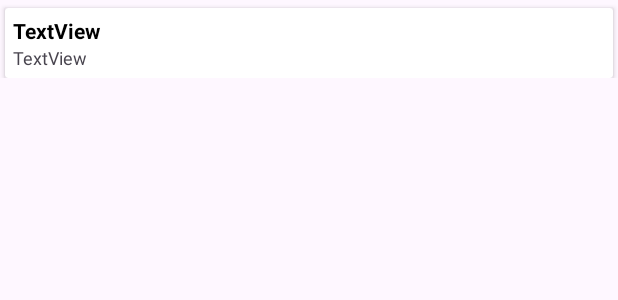
After one commit to vokrob/Bluetooth_Terminal, an Android app: the layout list_item.xml on its own in the app's theme, with its tools: preview values and no code run, on a phone screen of 412 x 824 dp. The commit adds this screen. Shown: the top 300 px of the screen. Run offline under Robolectric (Android 15) with nearby library versions, the phone set to English and light mode, and no system bars.

Commit message:
RecyclerView Adapter and display the device list on the screen

```diff
--- a/app/build.gradle.kts
+++ b/app/build.gradle.kts
@@ -33,6 +33,9 @@ android {
     kotlinOptions {
         jvmTarget = "1.8"
     }
+    buildFeatures {
+        viewBinding = true
+    }
 }
 
 dependencies {
--- /dev/null
+++ b/app/src/main/java/com/vokrob/bluetooth_terminal/ListItem.kt
@@ -0,0 +1,6 @@
+package com.vokrob.bluetooth_terminal
+
+data class ListItem(
+    var name: String,
+    var mac: String
+)
--- /dev/null
+++ b/app/src/main/res/layout/list_item.xml
@@ -0,0 +1,40 @@
+<?xml version="1.0" encoding="utf-8"?>
+<androidx.constraintlayout.widget.ConstraintLayout xmlns:android="http://schemas.android.com/apk/res/android"
+    xmlns:app="http://schemas.android.com/apk/res-auto"
+    android:layout_width="match_parent"
+    android:layout_height="wrap_content">
+
+    <androidx.cardview.widget.CardView
+        android:layout_width="0dp"
+        android:layout_height="wrap_content"
+        android:layout_marginStart="3dp"
+        android:layout_marginTop="5dp"
+        android:layout_marginEnd="3dp"
+        app:layout_constraintBottom_toBottomOf="parent"
+        app:layout_constraintEnd_toEndOf="parent"
+        app:layout_constraintStart_toStartOf="parent"
+        app:layout_constraintTop_toTopOf="parent">
+
+        <LinearLayout
+            android:layout_width="match_parent"
+            android:layout_height="match_parent"
+            android:orientation="vertical"
+            android:padding="5dp">
+
+            <TextView
+                android:id="@+id/tvName"
+                android:layout_width="match_parent"
+                android:layout_height="wrap_content"
+                android:text="TextView"
+                android:textColor="@color/black"
+                android:textStyle="bold" />
+
+            <TextView
+                android:id="@+id/tvMac"
+                android:layout_width="match_parent"
+                android:layout_height="wrap_content"
+                android:text="TextView"
+                android:textSize="12sp" />
+        </LinearLayout>
+    </androidx.cardview.widget.CardView>
+</androidx.constraintlayout.widget.ConstraintLayout>
--- a/app/src/main/res/values/colors.xml
+++ b/app/src/main/res/values/colors.xml
@@ -2,4 +2,5 @@
 <resources>
     <color name="black">#FF000000</color>
     <color name="white">#FFFFFFFF</color>
+    <color name="grey">#D4D4D4</color>
 </resources>
```
Also changed, not shown: app/src/main/java/com/vokrob/bluetooth_terminal/MainActivity.kt (+13 -3 lines), app/src/main/java/com/vokrob/bluetooth_terminal/RcAdapter.kt (added, +47 -0 lines), app/src/main/res/layout/activity_main.xml (+5 -5 lines).
